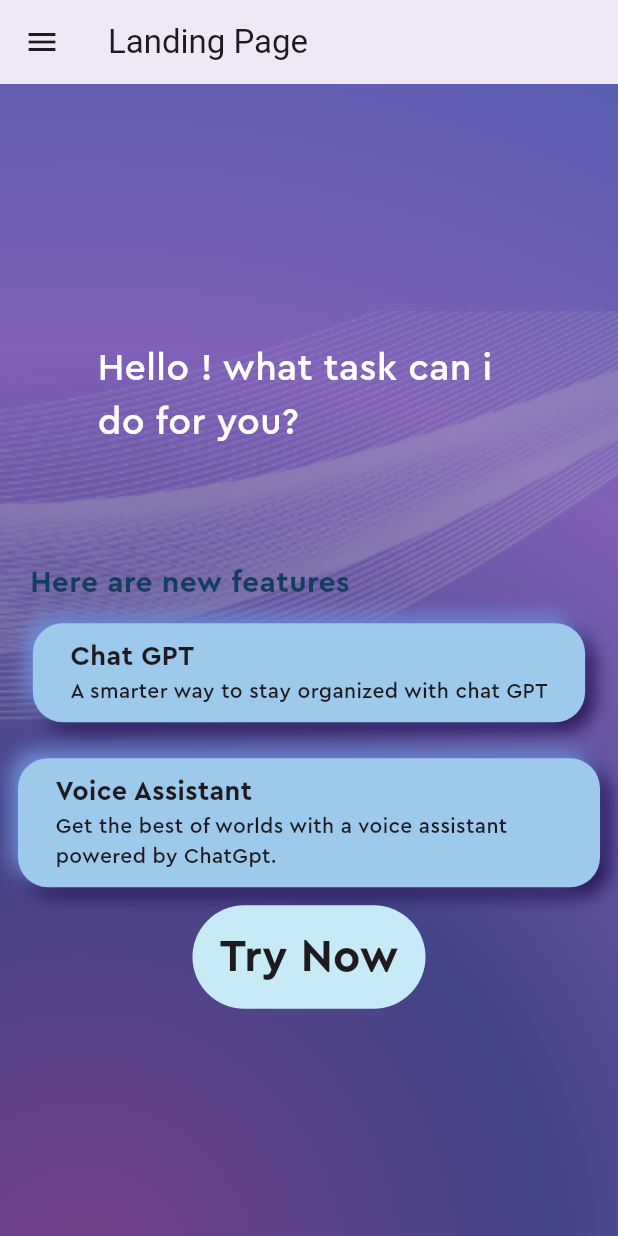
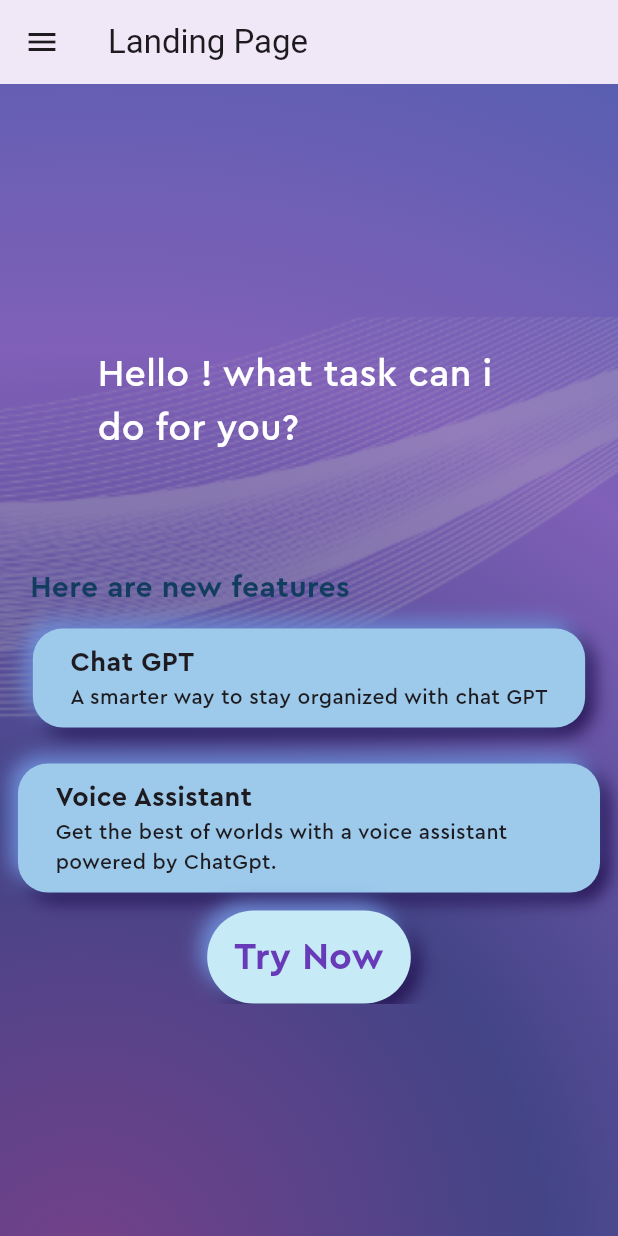
Before and after one commit to sovaamahato/my-Assistant, a Flutter app: the screen it shows after launch, after a tap on "skip", after a tap on "Done", on a phone screen of 412 x 824 dp. Run offline on Flutter 3.47's test engine with Material 3 defaults, Android fonts, the phone set to English and light mode, and no system bars; drawn by our look-alikes of hidden_drawer_menu; our stand-ins replace animate_do, flutter_tts, lottie, smooth_page_indicator, speech_to_text.

Commit message:
working on try now button

```diff
--- a/lib/feature_box.dart
+++ b/lib/feature_box.dart
@@ -13,14 +13,16 @@ class FeatureBox extends StatelessWidget {
 
       margin: const EdgeInsets.all(12),
       decoration:
-          BoxDecoration(color: color, borderRadius: BorderRadius.circular(20),boxShadow:const [
+          BoxDecoration(color: color, borderRadius: BorderRadius.circular(20),
+          boxShadow:const [
            BoxShadow(color: Pallete.color7,
             offset:  Offset(5, 5),
             blurRadius: 10),
             BoxShadow(color: Pallete.color4,
             offset:  Offset(-5, -5),
             blurRadius: 10),
-          ]),
+          ],
+          ),
       child: Padding(
        padding: const EdgeInsets.symmetric(vertical: 10, horizontal:25 ),
         child: Column(
--- a/lib/pages/hidden_drawer.dart
+++ b/lib/pages/hidden_drawer.dart
@@ -27,20 +27,21 @@ class _HiddenDrawreState extends State<HiddenDrawre> {
               name: "Landing Page ",
               baseStyle: TextStyle(),
               selectedStyle: TextStyle()),
-          HomePage()),
+         const HomePage()),
       ScreenHiddenDrawer(
           ItemHiddenMenu(
               name: "home page 2",
               baseStyle: TextStyle(),
               selectedStyle: TextStyle()),
-          HomePage2()),
+         const  HomePage2(),),
 
 ScreenHiddenDrawer(
+
           ItemHiddenMenu(
               name: "home page 2",
               baseStyle: TextStyle(),
               selectedStyle: TextStyle()),
-          AboutUs()),
+          const AboutUs()),
 
 
     ];
--- a/lib/pages/home_page.dart
+++ b/lib/pages/home_page.dart
@@ -17,10 +17,6 @@ class HomePage extends StatefulWidget {
 }
 
 class _HomePageState extends State<HomePage> {
-
-
-
-
   // when user want to close the app
   void showBackDialog() {
     showDialog<void>(
@@ -121,8 +117,6 @@ class _HomePageState extends State<HomePage> {
                 Column(
                   mainAxisAlignment: MainAxisAlignment.center,
                   children: [
-
-
                     //chat bubble
 
                     Container(
@@ -134,17 +128,17 @@ class _HomePageState extends State<HomePage> {
                           //border: Border.all(color: Pallete.borderColor),
                           borderRadius: BorderRadius.circular(20)
                               .copyWith(topLeft: Radius.zero)),
-                      child:const  Text(
-
-                             "Hello ! what task can i do for you?",
-
-                        style:  TextStyle(
+                      child: const Text(
+                        "Hello ! what task can i do for you?",
+                        style: TextStyle(
                             fontFamily: "Cera Pro",
-                            fontSize: 25 ,
-                            color:Pallete.whiteColor),
+                            fontSize: 25,
+                            color: Pallete.whiteColor),
                       ),
                     ),
-                    const SizedBox(height: 50,),
+                    const SizedBox(
+                      height: 50,
+                    ),
 
                     //here are new features text
 
@@ -165,14 +159,13 @@ class _HomePageState extends State<HomePage> {
                     ),
                     // //features box 2ota
                     Visibility(
-
                       child: const Column(
                         children: [
                           FeatureBox(
                               headerText: "Chat GPT",
                               descriptionText:
                                   "A smarter way to stay organized with chat GPT",
-                              color:Pallete.secondSuggestionBoxColor),
+                              color: Pallete.secondSuggestionBoxColor),
                           FeatureBox(
                               headerText: "Voice Assistant ",
                               descriptionText:
@@ -196,12 +189,23 @@ class _HomePageState extends State<HomePage> {
                             horizontal: 18, vertical: 13),
                         decoration: BoxDecoration(
                             color: Pallete.color10,
+                            boxShadow: const [
+                              BoxShadow(
+                                  color: Pallete.color7,
+                                  offset: Offset(5, 5),
+                                  blurRadius: 10),
+                              BoxShadow(
+                                  color: Pallete.color4,
+                                  offset: Offset(-5, -5),
+                                  blurRadius: 10),
+                            ],
                             borderRadius: BorderRadius.circular(40)),
                         child: Text(
                           "Try Now",
                           style: TextStyle(
                             fontFamily: "Cera Pro",
-                            fontSize: 30,
+                            fontSize: 25,
+                            color: Colors.deepPurple,
                             fontWeight: FontWeight.bold,
                           ),
                         ),
```
